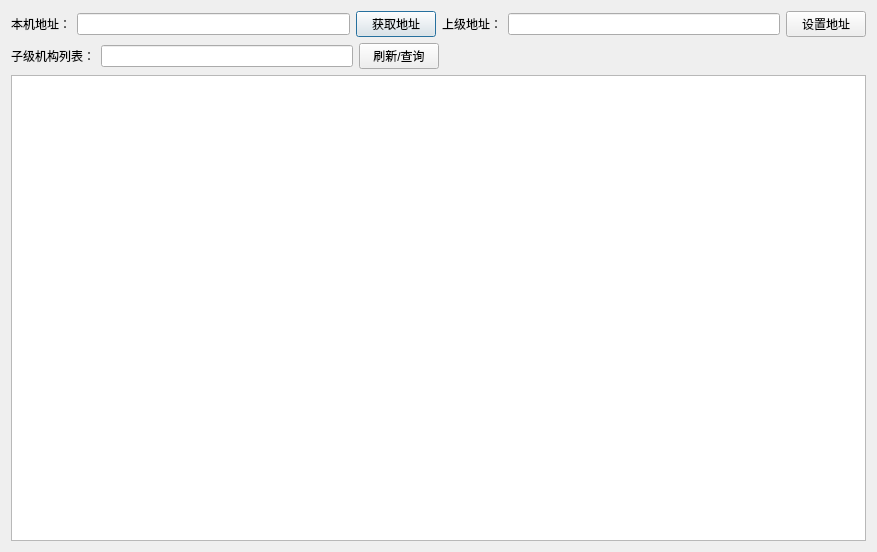
This is outbound.ui in FxMain/ARK as Qt 5 draws it before an edit. The edited form follows.
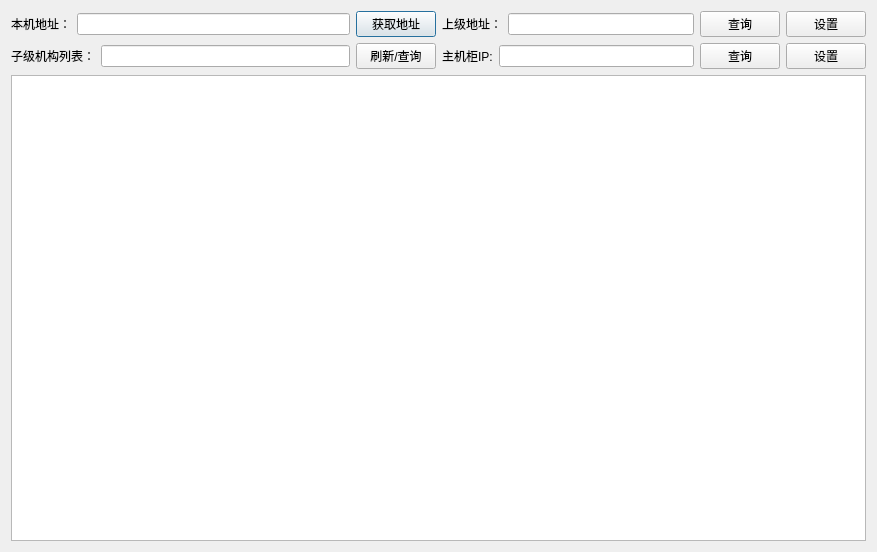
This is the edited form.

```diff
--- a/outbound.ui
+++ b/outbound.ui
@@ -15,8 +15,6 @@
   </property>
   <layout class="QGridLayout" name="gridLayout">
    <item row="0" column="0">
-    <layout class="QHBoxLayout" name="horizontalLayout_3">
-     <item>
       <layout class="QHBoxLayout" name="horizontalLayout">
        <item>
         <widget class="QLabel" name="label">
@@ -37,7 +35,7 @@
        </item>
       </layout>
      </item>
-     <item>
+   <item row="0" column="1">
       <layout class="QHBoxLayout" name="horizontalLayout_2">
        <item>
         <widget class="QLabel" name="label_2">
@@ -49,20 +47,23 @@
        <item>
         <widget class="QLineEdit" name="lineEdit_2"/>
        </item>
+     <item>
+      <widget class="QPushButton" name="pushButton_6">
+       <property name="text">
+        <string>查询</string>
+       </property>
+      </widget>
+     </item>
        <item>
         <widget class="QPushButton" name="pushButton_2">
          <property name="text">
-          <string>设置地址</string>
-         </property>
-        </widget>
-       </item>
-      </layout>
+        <string>设置</string>
+       </property>
+      </widget>
      </item>
     </layout>
    </item>
    <item row="1" column="0">
-    <layout class="QHBoxLayout" name="horizontalLayout_5">
-     <item>
       <layout class="QHBoxLayout" name="horizontalLayout_4">
        <item>
         <widget class="QLabel" name="label_3">
@@ -83,22 +84,35 @@
        </item>
       </layout>
      </item>
+   <item row="1" column="1">
+    <layout class="QHBoxLayout" name="horizontalLayout_3">
      <item>
-      <spacer name="horizontalSpacer">
-       <property name="orientation">
-        <enum>Qt::Horizontal</enum>
+      <widget class="QLabel" name="label_4">
+       <property name="text">
+        <string>主机柜IP:</string>
        </property>
-       <property name="sizeHint" stdset="0">
-        <size>
-         <width>40</width>
-         <height>20</height>
-        </size>
+      </widget>
+     </item>
+     <item>
+      <widget class="QLineEdit" name="lineEdit_4"/>
+     </item>
+     <item>
+      <widget class="QPushButton" name="pushButton_4">
+       <property name="text">
+        <string>查询</string>
        </property>
-      </spacer>
+      </widget>
+     </item>
+     <item>
+      <widget class="QPushButton" name="pushButton_5">
+       <property name="text">
+        <string>设置</string>
+       </property>
+      </widget>
      </item>
     </layout>
    </item>
-   <item row="2" column="0">
+   <item row="2" column="0" colspan="2">
     <widget class="QTableView" name="tableView"/>
    </item>
   </layout>
```
Lines whose indentation alone changed are shown as unchanged.
